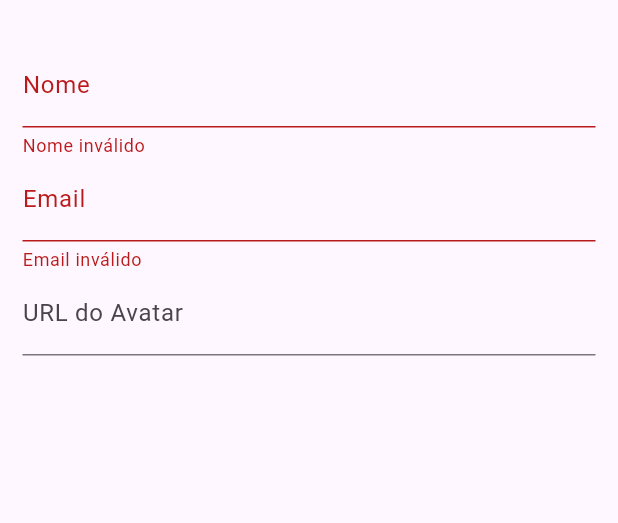
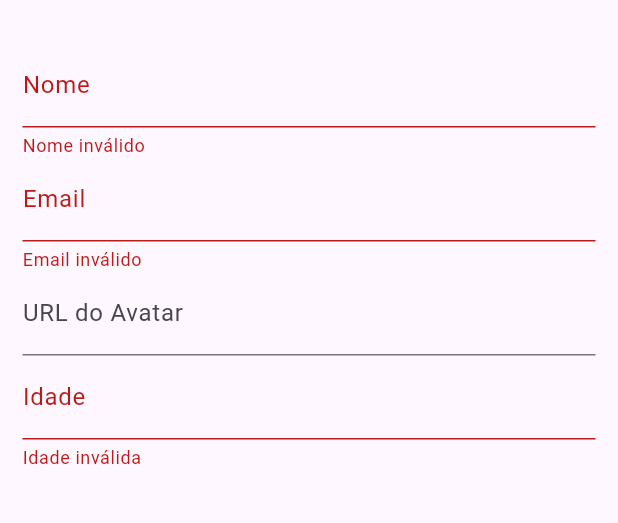
Before and after one commit to EduardoGhost/flutterForm, a Flutter app: the userForm screen opened by its route, after a tap on the "save" icon, on a phone screen of 412 x 824 dp, the part 63-586 px from its top. Run offline on Flutter 3.47's test engine with Material 2 defaults, Android fonts, the phone set to English and light mode, and no system bars; our stand-ins replace sqflite; accounts and stored records are empty.

Commit message:
FEAT: add age

```diff
--- a/lib/data/DatabaseHelper.dart
+++ b/lib/data/DatabaseHelper.dart
@@ -24,7 +24,7 @@ class DatabaseHelper {
       join(await getDatabasesPath(), 'user_database.db'),
       onCreate: (db, version) {
         return db.execute(
-          "CREATE TABLE users(id TEXT PRIMARY KEY, name TEXT, email TEXT, avatarUrl TEXT)",
+          "CREATE TABLE users(id TEXT PRIMARY KEY, name TEXT, email TEXT, avatarUrl TEXT, age INT)",
         );
       },
       version: 1,
@@ -34,6 +34,7 @@ class DatabaseHelper {
   // Inserts a record into the specified table.
   Future<int> insert(String table, Map<String, dynamic> data) async {
     final db = await database;
+    print("Dados inseridos ${data}");
     return await db.insert(table, data, conflictAlgorithm: ConflictAlgorithm.replace);
   }
 
@@ -46,6 +47,7 @@ class DatabaseHelper {
   // Updates a record in the specified table.
   Future<int> update(String table, Map<String, dynamic> data, String id) async {
     final db = await database;
+    print("Dados atualizados ${data}");
     return await db.update(table, data, where: 'id = ?', whereArgs: [id]);
   }
 
--- a/lib/models/user.dart
+++ b/lib/models/user.dart
@@ -4,12 +4,14 @@ class User {
   final String name;
   final String email;
   final String avatarUrl;
+  final int age;
 
   User({
     required this.id,
     required this.name,
     required this.email,
     required this.avatarUrl,
+    required this.age,
   });
 
 
@@ -19,6 +21,7 @@ class User {
       'name': name,
       'email': email,
       'avatarUrl': avatarUrl,
+      'age' : age,
     };
   }
 
@@ -28,6 +31,7 @@ class User {
       name: map['name'],
       email: map['email'],
       avatarUrl: map['avatarUrl'],
+      age: map['age'],
     );
   }
 }
--- a/lib/providers/users.dart
+++ b/lib/providers/users.dart
@@ -3,7 +3,6 @@ import 'package:flutter/cupertino.dart';
 import 'package:flutter_project/data/UserRepository.dart';
 import '../models/user.dart';
 import 'package:flutter/foundation.dart';
-
 
 class Users with ChangeNotifier {
   final Map<String, User> _items = {};
@@ -43,6 +42,7 @@ class Users with ChangeNotifier {
         name: user.name,
         email: user.email,
         avatarUrl: user.avatarUrl,
+        age: user.age,
       ));
 
       await _userRepository.updateUser(user);
@@ -53,6 +53,7 @@ class Users with ChangeNotifier {
         name: user.name,
         email: user.email,
         avatarUrl: user.avatarUrl,
+        age: user.age,
       );
       _items[id] = newUser;
       await _userRepository.insertUser(newUser);
--- a/lib/view/userForm.dart
+++ b/lib/view/userForm.dart
@@ -17,6 +17,7 @@ class userForm extends StatelessWidget{
       _formData['name'] = user.name;
       _formData['email'] = user.email;
       _formData['avatarUrl'] = user.avatarUrl;
+      _formData['age'] = user.age as String;
     }
   }
 
@@ -43,6 +44,7 @@ class userForm extends StatelessWidget{
                     name: _formData['name'] ?? '',
                     email: _formData['email'] ?? '',
                     avatarUrl: _formData['avatarUrl'] ?? '',
+                    age: int.tryParse(_formData['age'] ?? '0') ?? 0,
                   ),
                 );
 
@@ -91,6 +93,25 @@ class userForm extends StatelessWidget{
                 decoration: InputDecoration(labelText: "URL do Avatar"),
                 onSaved: (value) => _formData['avatarUrl'] = value!,
               ),
+              TextFormField(
+                initialValue: _formData['age'],
+                decoration: InputDecoration(labelText: "Idade"),
+                keyboardType: TextInputType.number, // Ensure keyboard is numeric
+                validator: (value) {
+                  if (value == null || value.trim().isEmpty) {
+                    return "Idade inválida";
+                  }
+                  final age = int.tryParse(value);
+                  if (age == null) {
+                    return 'Por favor, insira um número válido';
+                  }
+                  if (age < 10 || age > 120) {
+                    return 'A idade deve ser entre 10 e 120';
+                  }
+                  return null;
+                },
+                onSaved: (value) => _formData['age'] = value!,
+              ),
             ],
           ),
         ),
```
